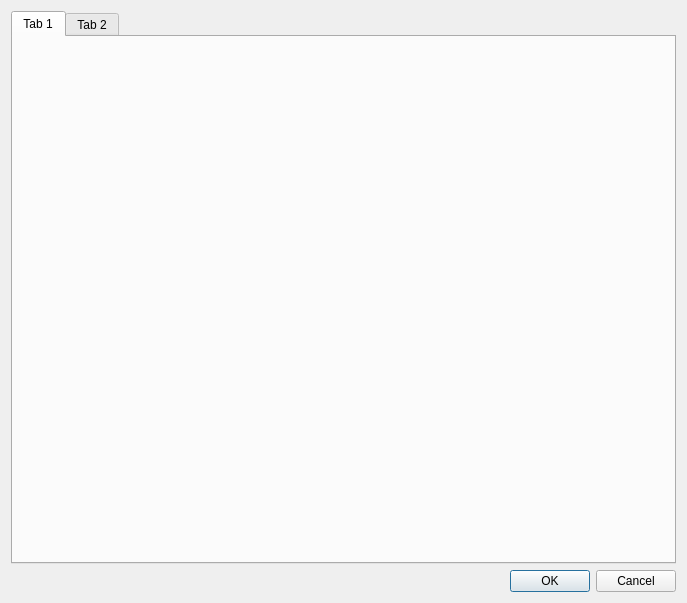
The window that Project3Donuts/src/Window/preferences.ui (darwikey/PFA-2D-3D) describes before a commit, drawn with Qt 5.
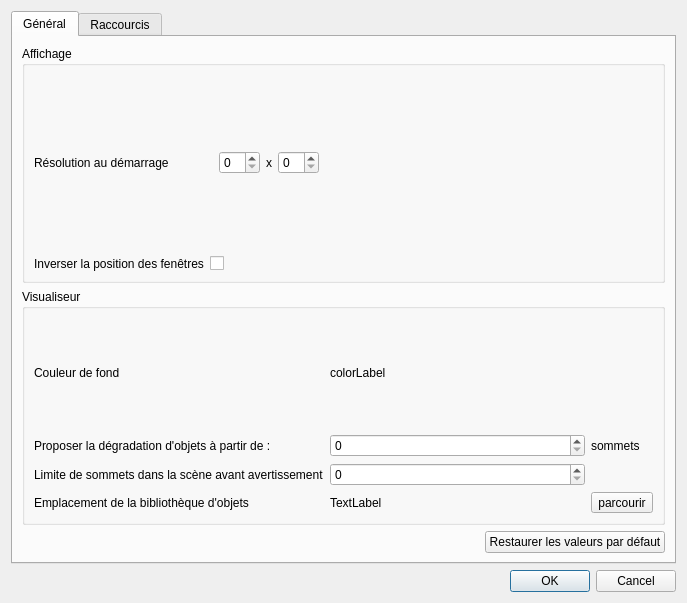
The same window after the commit.

Commit message: menu preference dessine

What changed in the file:
```diff
--- a/Project3Donuts/src/Window/preferences.ui
+++ b/Project3Donuts/src/Window/preferences.ui
@@ -16,17 +16,165 @@
   <layout class="QVBoxLayout" name="verticalLayout">
    <item>
     <widget class="QTabWidget" name="tabWidget">
+     <property name="sizePolicy">
+      <sizepolicy hsizetype="Expanding" vsizetype="Expanding">
+       <horstretch>0</horstretch>
+       <verstretch>0</verstretch>
+      </sizepolicy>
+     </property>
      <property name="currentIndex">
       <number>0</number>
      </property>
      <widget class="QWidget" name="tab">
       <attribute name="title">
-       <string>Tab 1</string>
+       <string>Général</string>
       </attribute>
+      <layout class="QVBoxLayout" name="verticalLayout_2">
+       <item>
+        <widget class="QGroupBox" name="groupBox">
+         <property name="title">
+          <string>Affichage</string>
+         </property>
+         <layout class="QGridLayout" name="gridLayout">
+          <item row="0" column="1">
+           <widget class="QWidget" name="widget" native="true">
+            <layout class="QHBoxLayout" name="horizontalLayout_2">
+             <item>
+              <widget class="QSpinBox" name="ResBox_x"/>
+             </item>
+             <item alignment="Qt::AlignHCenter">
+              <widget class="QLabel" name="label_3">
+               <property name="text">
+                <string>x</string>
+               </property>
+              </widget>
+             </item>
+             <item>
+              <widget class="QSpinBox" name="ResBox_y"/>
+             </item>
+            </layout>
+           </widget>
+          </item>
+          <item row="0" column="0">
+           <widget class="QLabel" name="label">
+            <property name="text">
+             <string>Résolution au démarrage</string>
+            </property>
+           </widget>
+          </item>
+          <item row="0" column="2">
+           <spacer name="horizontalSpacer">
+            <property name="orientation">
+             <enum>Qt::Horizontal</enum>
+            </property>
+            <property name="sizeHint" stdset="0">
+             <size>
+              <width>40</width>
+              <height>20</height>
+             </size>
+            </property>
+           </spacer>
+          </item>
+          <item row="2" column="0">
+           <widget class="QLabel" name="label_5">
+            <property name="text">
+             <string>Inverser la position des fenêtres</string>
+            </property>
+           </widget>
+          </item>
+          <item row="2" column="1">
+           <widget class="QCheckBox" name="WindowBox">
+            <property name="text">
+             <string/>
+            </property>
+           </widget>
+          </item>
+         </layout>
+        </widget>
+       </item>
+       <item>
+        <widget class="QGroupBox" name="groupBox_2">
+         <property name="title">
+          <string>Visualiseur</string>
+         </property>
+         <layout class="QGridLayout" name="gridLayout_2">
+          <item row="1" column="2">
+           <widget class="QSpinBox" name="ObjectLimitBox"/>
+          </item>
+          <item row="1" column="0">
+           <widget class="QLabel" name="label_2">
+            <property name="text">
+             <string>Proposer la dégradation d'objets à partir de :</string>
+            </property>
+           </widget>
+          </item>
+          <item row="1" column="3">
+           <widget class="QLabel" name="label_6">
+            <property name="text">
+             <string>sommets</string>
+            </property>
+           </widget>
+          </item>
+          <item row="3" column="0">
+           <widget class="QLabel" name="label_7">
+            <property name="text">
+             <string>Emplacement de la bibliothèque d'objets</string>
+            </property>
+           </widget>
+          </item>
+          <item row="3" column="3">
+           <widget class="QToolButton" name="BrowseButton">
+            <property name="text">
+             <string>parcourir</string>
+            </property>
+           </widget>
+          </item>
+          <item row="3" column="2">
+           <widget class="QLabel" name="fileLabel">
+            <property name="text">
+             <string>TextLabel</string>
+            </property>
+           </widget>
+          </item>
+          <item row="2" column="0">
+           <widget class="QLabel" name="label_8">
+            <property name="text">
+             <string>Limite de sommets dans la scène avant avertissement</string>
+            </property>
+           </widget>
+          </item>
+          <item row="2" column="2">
+           <widget class="QSpinBox" name="SceneObjectLimitBox"/>
+          </item>
+          <item row="0" column="0">
+           <widget class="QLabel" name="label_4">
+            <property name="text">
+             <string>Couleur de fond</string>
+            </property>
+           </widget>
+          </item>
+          <item row="0" column="2">
+           <widget class="QLabel" name="colorLabel">
+            <property name="text">
+             <string>colorLabel</string>
+            </property>
+           </widget>
+          </item>
+         </layout>
+        </widget>
+       </item>
+       <item alignment="Qt::AlignRight">
+        <widget class="QPushButton" name="DefaultGeneralButton">
+         <property name="text">
+          <string>Restaurer les valeurs par défaut</string>
+         </property>
+        </widget>
+       </item>
+      </layout>
      </widget>
      <widget class="QWidget" name="tab_2">
       <attribute name="title">
-       <string>Tab 2</string>
+       <string>Raccourcis</string>
       </attribute>
      </widget>
     </widget>
```
Left out of the diff: 85 changed lines with no effect on the pictures. The commit also changes 3 other files.
